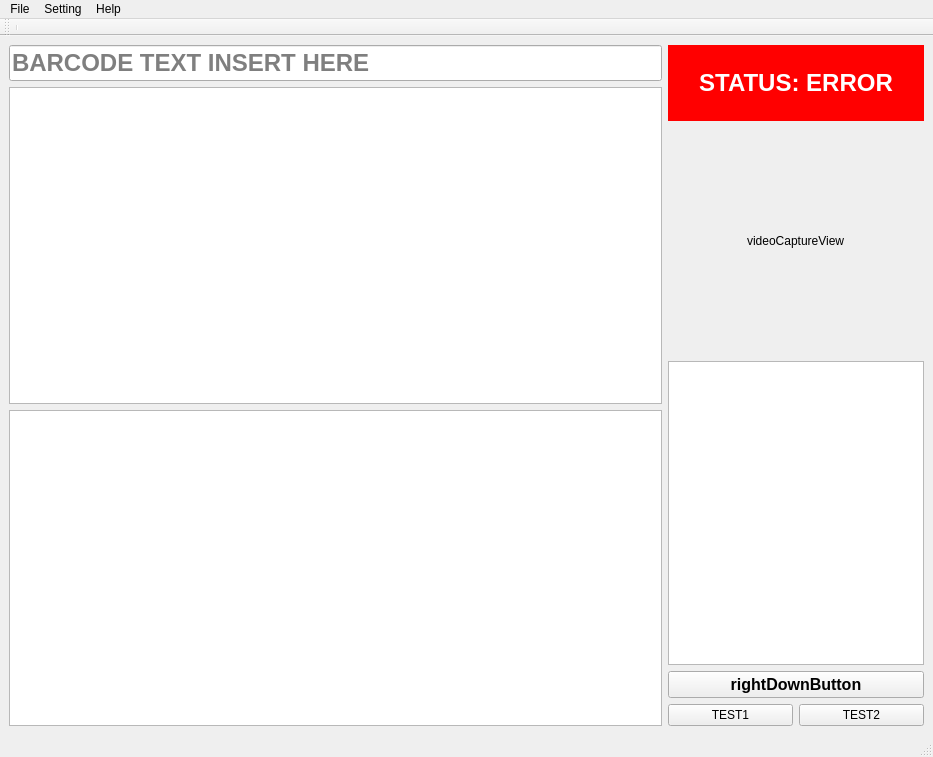
Above: src/views/ui/main.ui from beam7894123/gateway-packing-station before the change. Below: the same form after it.
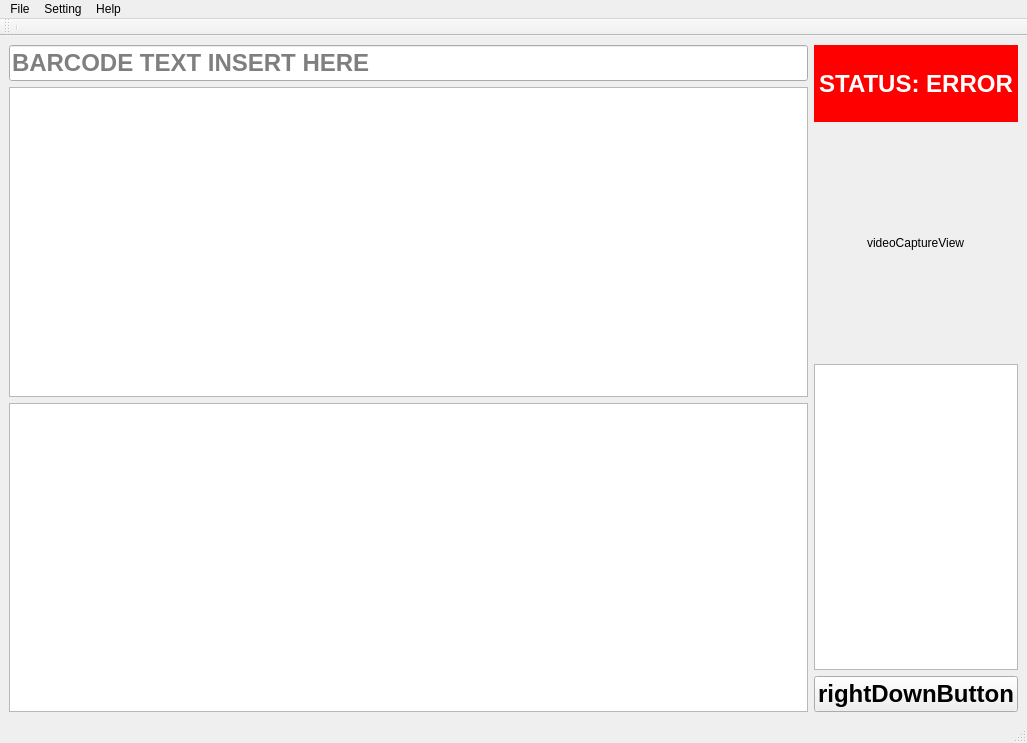
That is the form after the change.

What changed in the file:
```diff
--- a/src/views/ui/main.ui
+++ b/src/views/ui/main.ui
@@ -6,15 +6,15 @@
    <rect>
     <x>0</x>
     <y>0</y>
-    <width>933</width>
-    <height>757</height>
+    <width>1027</width>
+    <height>743</height>
    </rect>
   </property>
   <property name="windowTitle">
    <string>MainWindow</string>
   </property>
   <widget class="QWidget" name="centralwidget">
-   <layout class="QHBoxLayout" name="horizontalLayout_2" stretch="3,0">
+   <layout class="QHBoxLayout" name="horizontalLayout_2" stretch="4,1">
     <item>
      <layout class="QVBoxLayout" name="listItem" stretch="0,0,0">
       <item>
@@ -39,7 +39,7 @@
      </layout>
     </item>
     <item>
-     <layout class="QVBoxLayout" name="verticalLayout" stretch="1,3,4,0,0">
+     <layout class="QVBoxLayout" name="verticalLayout" stretch="1,3,4,0">
       <item>
        <layout class="QVBoxLayout" name="verticalLayout_2" stretch="0">
         <property name="sizeConstraint">
@@ -77,36 +77,18 @@
        </widget>
       </item>
       <item>
-       <widget class="QTextBrowser" name="textBrowser"/>
+       <widget class="QTextEdit" name="logWindow"/>
       </item>
       <item>
        <widget class="QPushButton" name="rightDownButton">
         <property name="styleSheet">
-         <string notr="true">font-size: 16px; font-weight: bold;</string>
+         <string notr="true">font-size: 24px; font-weight: bold;</string>
         </property>
         <property name="text">
          <string>rightDownButton</string>
         </property>
        </widget>
       </item>
-      <item>
-       <layout class="QHBoxLayout" name="horizontalLayout">
-        <item>
-         <widget class="QPushButton" name="pushButton_test1">
-          <property name="text">
-           <string>TEST1</string>
-          </property>
-         </widget>
-        </item>
-        <item>
-         <widget class="QPushButton" name="pushButton_test2">
-          <property name="text">
-           <string>TEST2</string>
-          </property>
-         </widget>
-        </item>
-       </layout>
-      </item>
      </layout>
     </item>
    </layout>
@@ -116,7 +98,7 @@
     <rect>
      <x>0</x>
      <y>0</y>
-     <width>933</width>
+     <width>1027</width>
      <height>21</height>
     </rect>
    </property>
```
